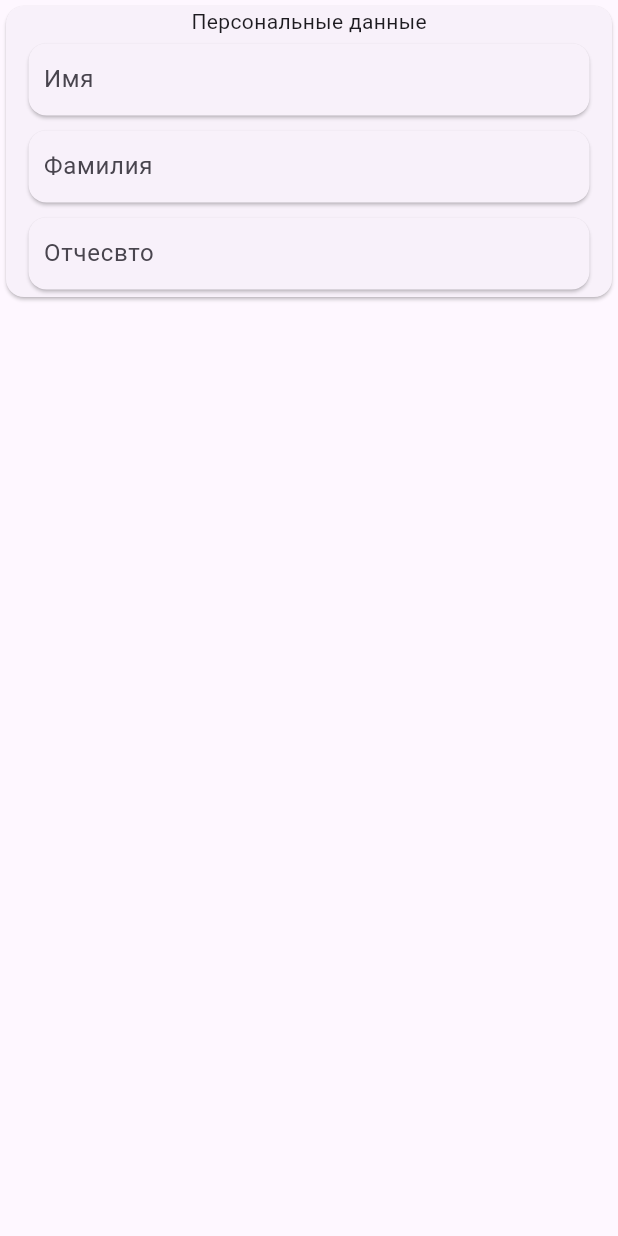
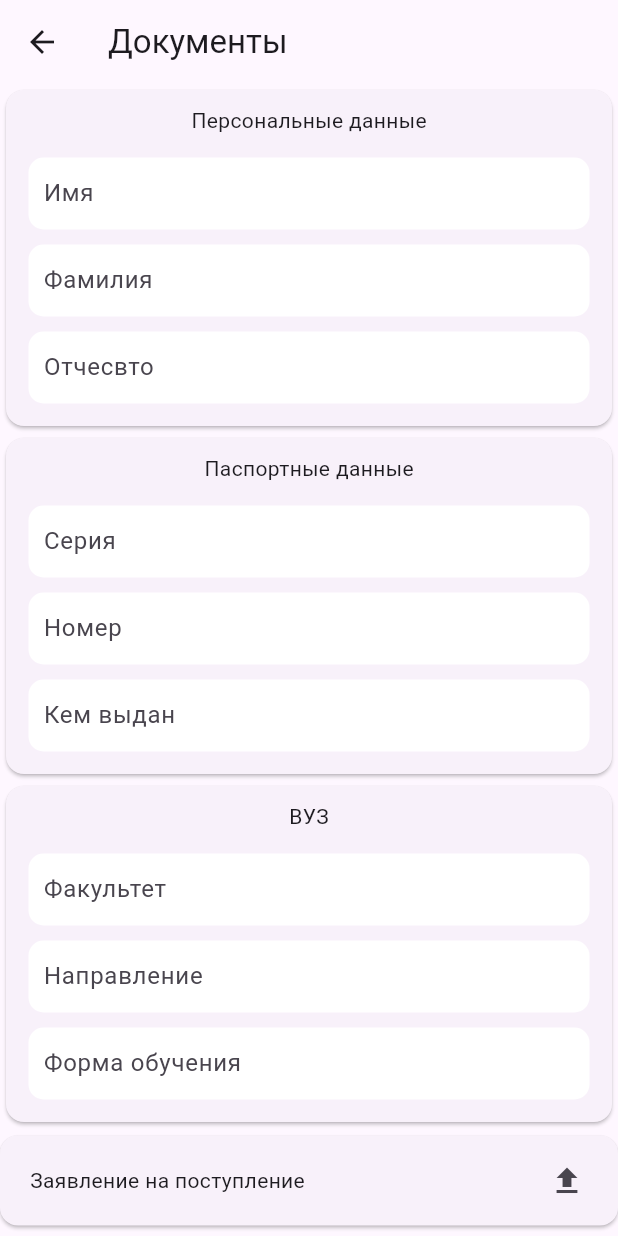
Before and after one commit to 23yaro/universities_addmission, a Flutter app: the DocsScreen screen opened by its route, on a phone screen of 412 x 824 dp. Run offline on Flutter 3.47's test engine with Material 3 defaults, Android fonts, the phone set to English and light mode, and no system bars.

Commit message:
docs_screen update

```diff
--- a/lib/screens/docs_screen/docs_screen.dart
+++ b/lib/screens/docs_screen/docs_screen.dart
@@ -5,12 +5,64 @@ class DocsScreen extends StatelessWidget {
 
   @override
   Widget build(BuildContext context) {
+    const Map<String, List<String>> textData = {
+      'Персональные данные': ['Имя', 'Фамилия', 'Отчесвто'],
+      'Паспортные данные': ['Серия', 'Номер', 'Кем выдан'],
+      'ВУЗ': ['Факультет', 'Направление', 'Форма обучения'],
+    };
+
+    const List<String> fileData = [
+      'Заявление на поступление',
+      'Медсправка',
+      'Аттестат',
+    ];
+
+    List<Widget> textGroups = textData.entries
+        .map(
+          (e) => GroupWidget(
+            groupName: e.key,
+            children: e.value.map((e) => TextFormWidget(text: e)).toList(),
+          ),
+        )
+        .toList();
+
+    List<Widget> fileGroups =
+        fileData.map((e) => FileFormWidget(text: e)).toList();
+
     return Scaffold(
+      appBar: AppBar(
+        title: const Text('Документы'),
+      ),
       body: ListView(
-        children: const [
-          GroupWidget(
-            groupName: 'Персональные данные',
-            forms: personalData,
+        children: [...textGroups, ...fileGroups],
+      ),
+    );
+  }
+}
+
+class GroupWidget extends StatelessWidget {
+  final String groupName;
+  final List<Widget> children;
+
+  const GroupWidget({
+    super.key,
+    required this.groupName,
+    required this.children,
+  });
+
+  @override
+  Widget build(BuildContext context) {
+    return Card(
+      child: Column(
+        children: [
+          Padding(
+              padding: const EdgeInsets.symmetric(vertical: 10),
+              child: Text(groupName)),
+          Column(
+            children: children,
+          ),
+          const SizedBox(
+            height: 10,
           )
         ],
       ),
@@ -18,37 +70,57 @@ class DocsScreen extends StatelessWidget {
   }
 }
 
-class GroupWidget extends StatelessWidget {
-  final String groupName;
-  final List<String> forms;
+class TextFormWidget extends StatelessWidget {
+  final String text;
 
-  const GroupWidget({super.key, required this.groupName, required this.forms});
+  const TextFormWidget({super.key, required this.text});
 
   @override
   Widget build(BuildContext context) {
-    return Card(
-      child: Column(
-        children: [
-          Text(groupName),
-          Column(
-            children: forms
-                .map(
-                  (e) => Card(
-                    margin: const EdgeInsets.symmetric(horizontal: 15,vertical: 5),
-                    child: Padding(
-                      padding: const EdgeInsets.symmetric(horizontal: 10),
-                      child: TextField(
-                        decoration: InputDecoration(hintText: e,border: InputBorder.none),
-                      ),
-                    ),
-                  ),
-                )
-                .toList(),
+    return Container(
+      decoration: BoxDecoration(
+        color: Colors.white,
+        borderRadius: BorderRadius.circular(10),
+      ),
+      margin: const EdgeInsets.symmetric(horizontal: 15, vertical: 5),
+      child: Padding(
+        padding: const EdgeInsets.symmetric(horizontal: 10),
+        child: TextField(
+          decoration: InputDecoration(
+            hintText: text,
+            border: InputBorder.none,
           ),
-        ],
+        ),
       ),
     );
   }
 }
 
-const List<String> personalData = ['Имя', 'Фамилия', 'Отчесвто'];
+class FileFormWidget extends StatelessWidget {
+  final String text;
+
+  const FileFormWidget({super.key, required this.text});
+
+  @override
+  Widget build(BuildContext context) {
+    return Card(
+      margin: const EdgeInsets.symmetric(vertical: 5),
+      child: Padding(
+        padding: const EdgeInsets.symmetric(horizontal: 10),
+        child: Row(
+          children: [
+            const SizedBox(width: 10),
+            Expanded(child: Padding(
+              padding: const EdgeInsets.symmetric(vertical: 20.0),
+              child: Text(text),
+            )),
+            IconButton(
+              icon: const Icon(Icons.upload),
+              onPressed: () {},
+            ),
+          ],
+        ),
+      ),
+    );
+  }
+}
--- a/lib/screens/home_screen/home_screen.dart
+++ b/lib/screens/home_screen/home_screen.dart
@@ -6,6 +6,9 @@ class HomeScreen extends StatelessWidget {
   @override
   Widget build(BuildContext context) {
     return Scaffold(
+      appBar: AppBar(
+        title: const Text('Главная'),
+      ),
       body: ListView(
         children: homeScreenMenu,
       ),
@@ -55,5 +58,10 @@ const List<Widget> homeScreenMenu = [
     titleText: 'Задать вопрос',
     leadingIcon: Icon(Icons.question_mark),
     routName: '/home_screen/question',
-  )
+  ),
+  HomeCard(
+    titleText: 'Vote Putin',
+    leadingIcon: Icon(Icons.accessible_forward_sharp),
+    routName: '',
+  ),
 ];
--- a/pubspec.yaml
+++ b/pubspec.yaml
@@ -32,6 +32,7 @@ dependencies:
     sdk: flutter
 
   provider: ^6.1.2
+  file_picker: ^8.0.0
 
   # The following adds the Cupertino Icons font to your application.
   # Use with the CupertinoIcons class for iOS style icons.
```
Also changed, not shown: pubspec.lock.
